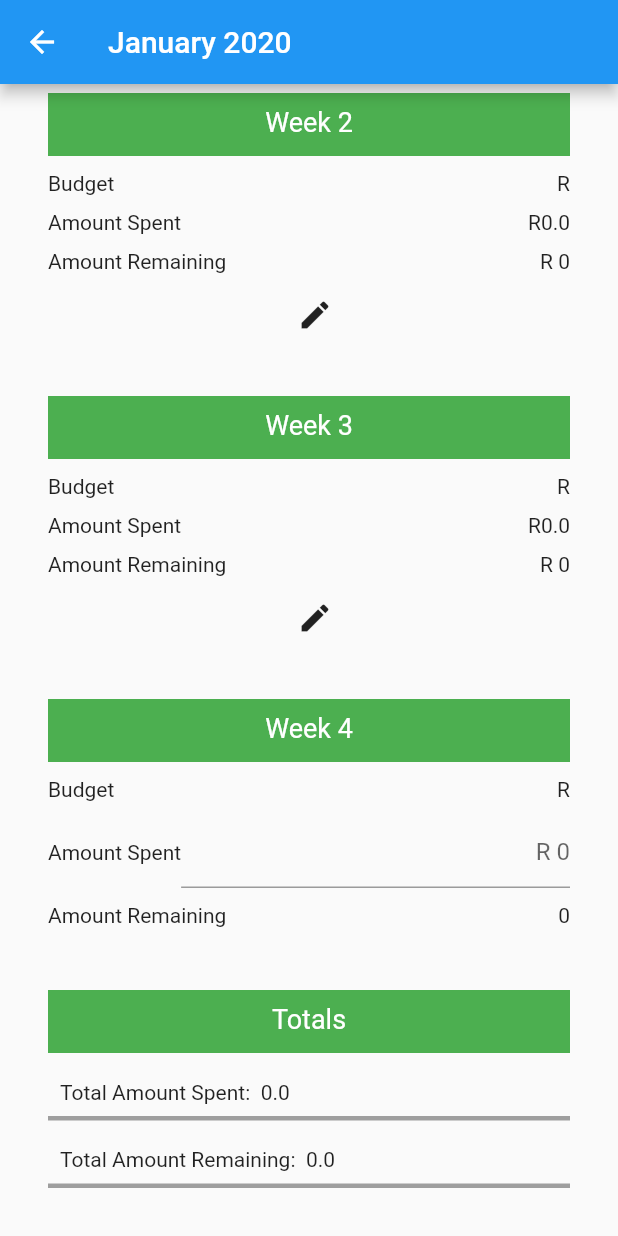
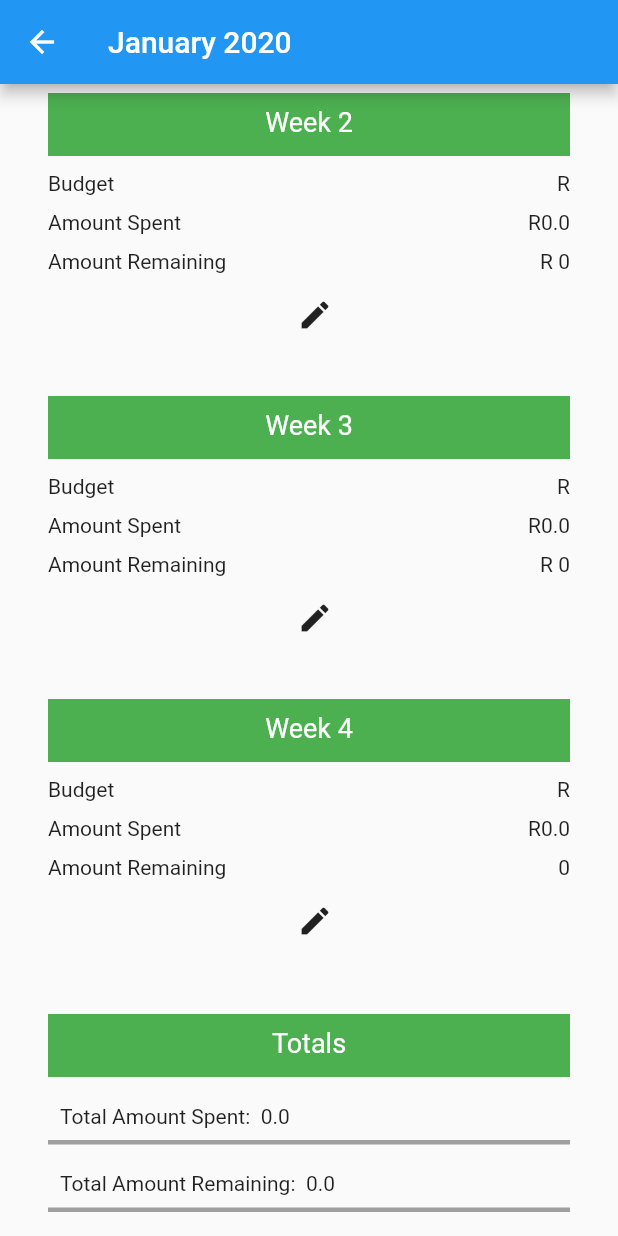
Before and after one commit to COS301-SE-2022/Happy-Muncher, a Flutter app: the Month screen opened directly, scrolled down 386 dp, on a phone screen of 412 x 824 dp. Run offline on Flutter 3.47's test engine with Material 2 defaults, Android fonts, the phone set to English and light mode, and no system bars; Roboto replaces fonts that are missing (Arial).

Commit message:
week 4 editable

```diff
--- a/happy_mucher_frontend/lib/pages/month.dart
+++ b/happy_mucher_frontend/lib/pages/month.dart
@@ -39,6 +39,7 @@ class MyMonthState extends State<Month> {
   final spentFourController = TextEditingController();
   String spent4 = "0.0";
   String rem4 = "0";
+  bool editFour = false;
 
   @override
   Widget build(BuildContext context) {
@@ -355,7 +356,9 @@ class MyMonthState extends State<Month> {
         Row(mainAxisAlignment: MainAxisAlignment.spaceBetween, children: [
           const Text("Amount Spent"),
           Flexible(
-              child: TextField(
+              child: !editFour
+                  ? Text('R' + spent4)
+                  : TextField(
                       key: Key("spent4"),
                       textAlign: TextAlign.right,
                       controller: spentFourController,
@@ -372,6 +375,7 @@ class MyMonthState extends State<Month> {
                           totSpent += double.parse(spent4);
                           left = bud - left;
                           rem4 = left.toString();
+                          editFour = false;
                         });
                       },
                     ))
@@ -380,6 +384,17 @@ class MyMonthState extends State<Month> {
         Row(
             mainAxisAlignment: MainAxisAlignment.spaceBetween,
             children: [const Text("Amount Remaining"), Text(rem4)]),
+        IconButton(
+          alignment: Alignment.bottomRight,
+          //color: Colors.green,
+          //hoverColor: Colors.green,
+          icon: Icon(Icons.edit),
+          onPressed: () {
+            setState(() => {
+                  editFour = true,
+                });
+          },
+        ),
         const SizedBox(height: 10),
       ]));
 
```
Lines whose indentation alone changed are shown as unchanged.
